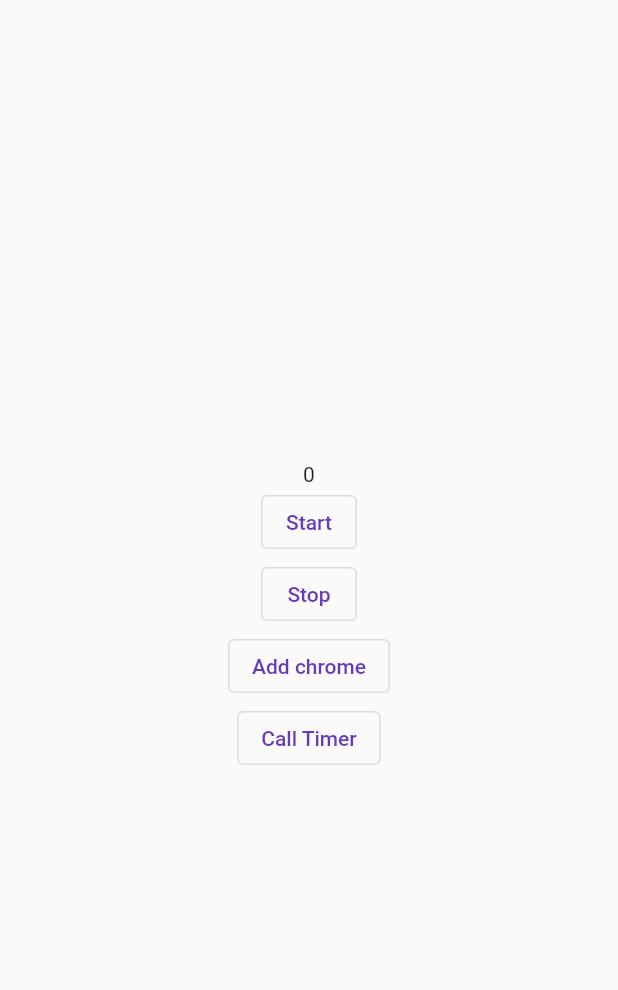
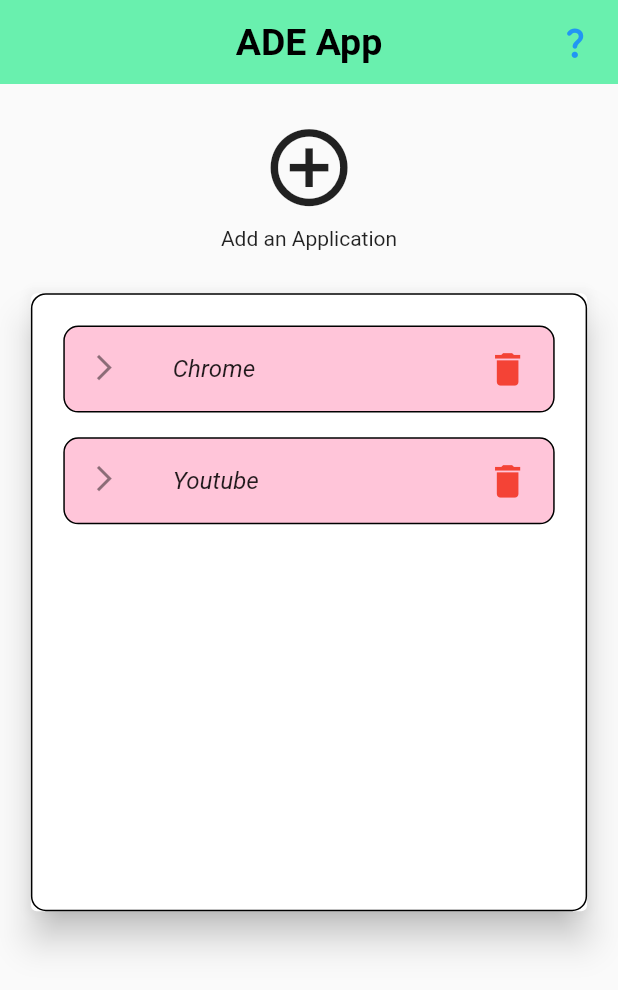
Before and after one commit to WeWorkout/ADE, a Flutter app: the screen it shows after launch, on a phone screen of 412 x 824 dp. Shown: the top 990 px of the screen. Run offline on Flutter 3.47's test engine with Material 2 defaults, Android fonts, the phone set to English and light mode, and no system bars; missing offline and left inert: flutter_background_service, flutter_foreground_task, flutter_overlay_window, installed_apps, usage_stats; statements that could not run were skipped.

Commit message:
Remade the Main App Page

```diff
--- a/lib/home.dart
+++ /dev/null
@@ -1,107 +0,0 @@
-
-import 'package:flutter/material.dart';
-import 'package:flutter_background_service/flutter_background_service.dart';
-import 'package:installed_apps/app_info.dart';
-import 'package:installed_apps/installed_apps.dart';
-import 'package:usage_stats/usage_stats.dart';
-
-class Home extends StatefulWidget {
-
-  @override
-  State<Home> createState() => _Home();
-}
-
-class _Home extends State<Home> {
-
-  late Map<String, UsageInfo> _usageStats;
-  Set<String> _selectedPackages = {'com.android.chrome'};
-  int count = 0;
-  final service = FlutterBackgroundService();
-
-  @override
-  void initState() {
-    service.on("showDialog").listen((event) {
-      print("received");
-      if(_selectedPackages.contains("com.android.chrome")) {
-        _selectedPackages.remove("com.android.chrome");
-      } else {
-        _selectedPackages.add("com.android.chrome");
-      }
-    });
-    super.initState();
-  }
-
-  @override
-  Widget build(BuildContext context) {
-    return Scaffold(
-      body: _body()
-    );
-  }
-
-  Widget _body() {
-    return SizedBox(
-      width: MediaQuery.of(context).size.width,
-      child: Column(
-        mainAxisAlignment: MainAxisAlignment.center,
-        children: [
-          Text(count.toString()),
-          OutlinedButton(
-              onPressed: () {service.startService();},
-              child: const Text("Start")),
-          OutlinedButton(
-              onPressed: () {service.invoke('stop');},
-              child: const Text("Stop")),
-          OutlinedButton(
-              onPressed: () {service.invoke('setAppNames', {'appNames' : _selectedPackages.toList()});},
-              child: const Text("Add chrome")),
-          OutlinedButton(
-              onPressed: () {service.invoke('timer');},
-              child: const Text("Call Timer")),
-          //_getInstalledAppsListView(context)
-        ],
-      ),
-    );
-  }
-
-  Widget _getInstalledAppsListView(BuildContext context) {
-    //List<AppInfo> apps = await InstalledApps.getInstalledApps(true, true);
-    return FutureBuilder<List<AppInfo>>(
-        future: InstalledApps.getInstalledApps(true, true),
-        builder: (context, AsyncSnapshot<List<AppInfo>> appsList) {
-          if(appsList.data == null) {
-            return const CircularProgressIndicator();
-          } else if(appsList.data!.isEmpty) {
-            return const Text("No DATAA!");
-          }
-          List<AppInfo> apps = appsList.data!;
-          return ListView.builder(
-            itemCount: apps.length,
-            itemBuilder: (context, index) {
-              return ListTile(
-                selectedColor: Colors.green,
-                selected: _selectedPackages.contains(apps[index].packageName),
-                onTap: () => {
-                  print(apps[index].packageName)
-                },
-                leading: Image.memory(apps[index].icon!),
-                title: Text(apps[index].name!),
-              );
-            });
-        }
-    );
-  }
-
-
-
-  _showDialog() async {
-    service.on("showDialog").listen((event) {
-      print("received");
-      if(_selectedPackages.contains("com.android.chrome")) {
-        _selectedPackages.remove("com.android.chrome");
-      } else {
-        _selectedPackages.add("com.android.chrome");
-      }
-      setState(() {});
-    });
-  }
-}
--- a/lib/main.dart
+++ b/lib/main.dart
@@ -3,7 +3,7 @@
 import 'package:ade/startup.dart';
 import 'package:flutter/material.dart';
 
-import 'home.dart';
+import 'mainAppUi/home.dart';
 
 void main() async {
   // Startup the app
--- /dev/null
+++ b/lib/mainAppUi/home.dart
@@ -0,0 +1,154 @@
+
+import 'package:ade/mainAppUi/utils/user_apps_utils.dart';
+import 'package:flutter/cupertino.dart';
+import 'package:flutter/material.dart';
+import 'package:flutter_background_service/flutter_background_service.dart';
+import 'package:installed_apps/app_info.dart';
+import 'package:installed_apps/installed_apps.dart';
+import 'package:usage_stats/usage_stats.dart';
+
+class Home extends StatefulWidget {
+
+  @override
+  State<Home> createState() => _Home();
+}
+
+class _Home extends State<Home> {
+
+  late Map<String, UsageInfo> _usageStats;
+  final Set<String> _selectedPackages = {'com.android.chrome'};
+  int count = 0;
+  final service = FlutterBackgroundService();
+
+  @override
+  void initState() {
+    service.on("showDialog").listen((event) {
+      print("received");
+      if(_selectedPackages.contains("com.android.chrome")) {
+        _selectedPackages.remove("com.android.chrome");
+      } else {
+        _selectedPackages.add("com.android.chrome");
+      }
+    });
+    super.initState();
+  }
+
+  @override
+  Widget build(BuildContext context) {
+    final double screenHeight = MediaQuery.of(context).size.height;
+    final double screenWidth = MediaQuery.of(context).size.width;
+
+    return Scaffold(
+      appBar: AppBar(
+        centerTitle: true,
+        backgroundColor: Colors.greenAccent,
+        elevation: 0,
+        title: const Text("ADE App", style: TextStyle(fontWeight: FontWeight.bold, color: Colors.black, fontSize: 25)),
+        actions: [
+          Icon(Icons.question_mark_rounded, color: Colors.blue, size: screenWidth*0.06,),
+          SizedBox(width: screenWidth*0.04,)],
+      ),
+      body: Column(
+        children: [
+          SizedBox(height: screenHeight*0.03,),
+          _addAppsButton(context),
+          SizedBox(height: screenHeight*0.03,),
+          _listOfMonitoringApps(context, ["Chrome", "Youtube"])
+        ],
+      )
+    );
+  }
+
+  Widget _addAppsButton(BuildContext context){
+    final double screenHeight = MediaQuery.of(context).size.height;
+    final double screenWidth = MediaQuery.of(context).size.width;
+
+    return Center(
+      child: InkWell(
+        onTap: (){
+          showInstalledAppsListViewDialog(context, _selectedPackages);
+        },
+        child: Column(
+          children: [
+            Icon(Icons.add_circle_outline_outlined, size: screenWidth*0.15,),
+            SizedBox(height: screenHeight*0.01,),
+            const Text("Add an Application")
+          ],
+        ),
+      ),
+    );
+  }
+
+  Widget _listOfMonitoringApps(BuildContext context, List<String> applicationsList){
+    final double screenHeight = MediaQuery.of(context).size.height;
+    final double screenWidth = MediaQuery.of(context).size.width;
+
+    return Center(
+      child: Card(
+        elevation: 10.0,
+        child: Container(
+          height: screenHeight*0.5,
+          width: screenWidth*0.9,
+          decoration: BoxDecoration(
+            borderRadius: BorderRadius.circular(10),
+            border: Border.all(color: Colors.black)
+          ),
+          padding: EdgeInsets.all(screenWidth*0.05),
+          child: applicationsList.isNotEmpty
+              ? ListView.separated(
+              separatorBuilder: (BuildContext context, int index){
+                return SizedBox(height: screenHeight*0.02,);
+              },
+              itemCount: applicationsList.length,
+              itemBuilder: (BuildContext context, int index){
+                  String applicationName = applicationsList[index];
+                  return ListTile(
+                    leading: Icon(Icons.arrow_forward_ios, size: screenWidth*0.05,),
+                    title: Text(applicationName, style: const TextStyle(fontStyle: FontStyle.italic),),
+                    shape: RoundedRectangleBorder(
+                      borderRadius: BorderRadius.circular(10),
+                      side: const BorderSide(color: Colors.black, width: 1),
+                    ),
+                    tileColor: Colors.pinkAccent.withOpacity(0.3),
+                    trailing: Icon(Icons.delete, color: Colors.red, size: screenWidth*0.07,),
+                  );
+                }
+              )
+              : Column(
+                children: [
+                  SizedBox(height: screenHeight*0.08,),
+                  Icon(Icons.filter_none, size: screenWidth*0.35, color: Colors.black54),
+                  SizedBox(height: screenHeight*0.03,),
+                  const Text("No Applications have been added!")
+                ],
+              )
+        ),
+      ),
+    );
+  }
+
+  Widget _body() {
+    return SizedBox(
+      width: MediaQuery.of(context).size.width,
+      child: Column(
+        mainAxisAlignment: MainAxisAlignment.center,
+        children: [
+          Text(count.toString()),
+          OutlinedButton(
+              onPressed: () {service.startService();},
+              child: const Text("Start")),
+          OutlinedButton(
+              onPressed: () {service.invoke('stop');},
+              child: const Text("Stop")),
+          OutlinedButton(
+              onPressed: () {service.invoke('setAppNames', {'appNames' : _selectedPackages.toList()});},
+              child: const Text("Add chrome")),
+          OutlinedButton(
+              onPressed: () {service.invoke('timer');},
+              child: const Text("Call Timer")),
+          //_getInstalledAppsListView(context)
+        ],
+      ),
+    );
+  }
+}
```
Also changed, not shown: lib/mainAppUi/utils/user_apps_utils.dart (added, +53 -0 lines).
